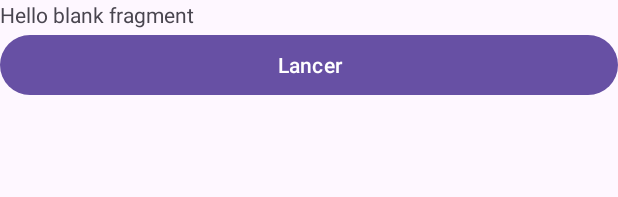
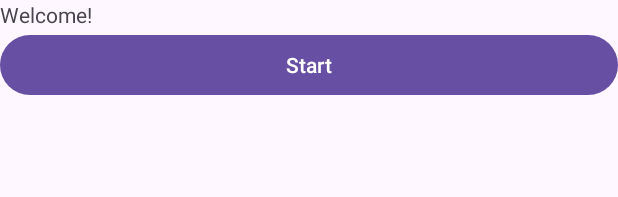
Before and after one commit to TheValemagne/Shifumi, an Android app: the layout fragment_start_screen.xml on its own in the app's theme, with its tools: preview values and no code run, on a phone screen of 412 x 824 dp. Shown: the top 197 px of the screen. Run offline under Robolectric (Android 15) with nearby library versions, the phone set to English and light mode, and no system bars.

```diff
--- a/app/src/main/AndroidManifest.xml
+++ b/app/src/main/AndroidManifest.xml
@@ -20,7 +20,8 @@
     <uses-permission
         android:name="android.permission.NEARBY_WIFI_DEVICES"
         android:required="true"
-        android:usesPermissionFlags="neverForLocation" />
+        android:usesPermissionFlags="neverForLocation"
+        tools:targetApi="s" />
     <uses-permission
         android:name="android.permission.ACCESS_FINE_LOCATION"
         android:required="true" />
--- a/app/src/main/java/com/example/shifumi/fragment/WifiDevicesFragment.java
+++ b/app/src/main/java/com/example/shifumi/fragment/WifiDevicesFragment.java
@@ -19,7 +19,7 @@ import com.example.shifumi.MainActivity;
 import com.example.shifumi.R;
 import com.example.shifumi.databinding.FragmentWifiDeviceListBinding;
 import com.example.shifumi.fragment.adapter.WifiPeerListRecyclerViewAdapter;
-import com.example.shifumi.placeholder.WifiDeviceContent;
+import com.example.shifumi.fragment.placeholder.WifiDeviceContent;
 
 import java.util.ArrayList;
 import java.util.Collection;
--- a/app/src/main/java/com/example/shifumi/fragment/adapter/WifiPeerListRecyclerViewAdapter.java
+++ b/app/src/main/java/com/example/shifumi/fragment/adapter/WifiPeerListRecyclerViewAdapter.java
@@ -8,7 +8,7 @@ import android.view.ViewGroup;
 import android.widget.TextView;
 
 import com.example.shifumi.p2p.PeerToPeerManager;
-import com.example.shifumi.placeholder.WifiDeviceContent.WifiDeviceItem;
+import com.example.shifumi.fragment.placeholder.WifiDeviceContent.WifiDeviceItem;
 import com.example.shifumi.databinding.FragmentWifiDeviceItemBinding;
 
 import java.util.List;
@@ -53,7 +53,7 @@ public final class WifiPeerListRecyclerViewAdapter extends RecyclerView.Adapter<
         return mValues.size();
     }
 
-    public class ViewHolder extends RecyclerView.ViewHolder {
+    public static class ViewHolder extends RecyclerView.ViewHolder {
         public final TextView mContentView;
         public WifiDeviceItem mItem;
 
--- a/app/src/main/java/com/example/shifumi/placeholder/WifiDeviceContent.java
+++ b/app/src/main/java/com/example/shifumi/fragment/placeholder/WifiDeviceContent.java
@@ -1,4 +1,4 @@
-package com.example.shifumi.placeholder;
+package com.example.shifumi.fragment.placeholder;
 
 import android.net.wifi.p2p.WifiP2pDevice;
 
--- a/app/src/main/java/com/example/shifumi/network/Client.java
+++ b/app/src/main/java/com/example/shifumi/network/Client.java
@@ -3,7 +3,7 @@ package com.example.shifumi.network;
 import android.util.Log;
 
 import com.example.shifumi.game.Choice;
-import com.example.shifumi.network.listener.ClientResponseListener;
+import com.example.shifumi.network.listener.ClientListener;
 
 import java.io.IOException;
 import java.net.InetAddress;
@@ -12,10 +12,10 @@ import java.net.Socket;
 public final class Client extends ClientBase {
     private static final String TAG = "Client";
     private final InetAddress groupOwnerAddress;
-    private final ClientResponseListener clientResponseListener;
+    private final ClientListener clientResponseListener;
 
     public Client(InetAddress groupOwnerAddress,
-                  ClientResponseListener clientResponseListener) throws IOException {
+                  ClientListener clientResponseListener) throws IOException {
         super(new Socket(groupOwnerAddress.getHostAddress(), Server.port));
         this.groupOwnerAddress = groupOwnerAddress;
         this.clientResponseListener = clientResponseListener;
--- a/app/src/main/java/com/example/shifumi/network/listener/ClientResponseListener.java
+++ b/app/src/main/java/com/example/shifumi/network/listener/ClientResponseListener.java
@@ -12,7 +12,7 @@ public class ClientResponseListener implements ClientListener {
     }
 
     @Override
-    public void onReceive(Choice opponentChoice) {
+    public void onReceive(Choice choice) {
         // TODO update UI + use of game
         Game game = mainActivity.getGame();
     }
--- a/app/src/main/java/com/example/shifumi/p2p/WifiDirectBroadcastReceiver.java
+++ b/app/src/main/java/com/example/shifumi/p2p/WifiDirectBroadcastReceiver.java
@@ -32,10 +32,6 @@ public final class WifiDirectBroadcastReceiver extends BroadcastReceiver {
         this.peerToPeerManager = peerToPeerManager;
         this.mainActivity = mainActivity;
 
-        initPeerToPeerListener();
-    }
-
-    private void initPeerToPeerListener() {
         this.peerListListener = new PeersListener(mainActivity);
     }
 
--- a/app/src/main/java/com/example/shifumi/p2p/listener/PeersListener.java
+++ b/app/src/main/java/com/example/shifumi/p2p/listener/PeersListener.java
@@ -29,7 +29,7 @@ public class PeersListener implements WifiP2pManager.PeerListListener {
         WifiDevicesFragment wifiDevicesFragment = (WifiDevicesFragment) fragment;
 
         if(!peers.getDeviceList().equals(wifiDevicesFragment.getPeers())) {
-            ((WifiDevicesFragment) fragment).updateData(peers.getDeviceList());
+            wifiDevicesFragment.updateData(peers.getDeviceList());
         }
 
     }
--- a/app/src/main/res/layout/fragment_start_screen.xml
+++ b/app/src/main/res/layout/fragment_start_screen.xml
@@ -13,7 +13,7 @@
         <TextView
             android:layout_width="match_parent"
             android:layout_height="wrap_content"
-            android:text="@string/hello_blank_fragment" />
+            android:text="@string/welcome_msg" />
 
         <Button
             android:id="@+id/startButton"
--- a/app/src/main/res/values/strings.xml
+++ b/app/src/main/res/values/strings.xml
@@ -1,6 +1,8 @@
 <resources>
     <string name="app_name">Shifumi</string>
-    <string name="startButtonLabel">Lancer</string>
+    <string name="startButtonLabel">Start</string>
     <!-- TODO: Remove or change this placeholder text -->
-    <string name="hello_blank_fragment">Hello blank fragment</string>
+    <string name="empty_wifi_devices_list">"No connectable devices found "</string>
+    <string name="welcome_msg">Welcome!</string>
+    <string name="reload_btn_description">Reload the list of available devices for Wi-Fi direct</string>
 </resources>
```
Also changed, not shown: app/src/main/java/com/example/shifumi/network/ClientHandler.java (+4 -4 lines), app/src/main/res/layout/fragment_wifi_device_list.xml (+6 -6 lines), 1 other file.
